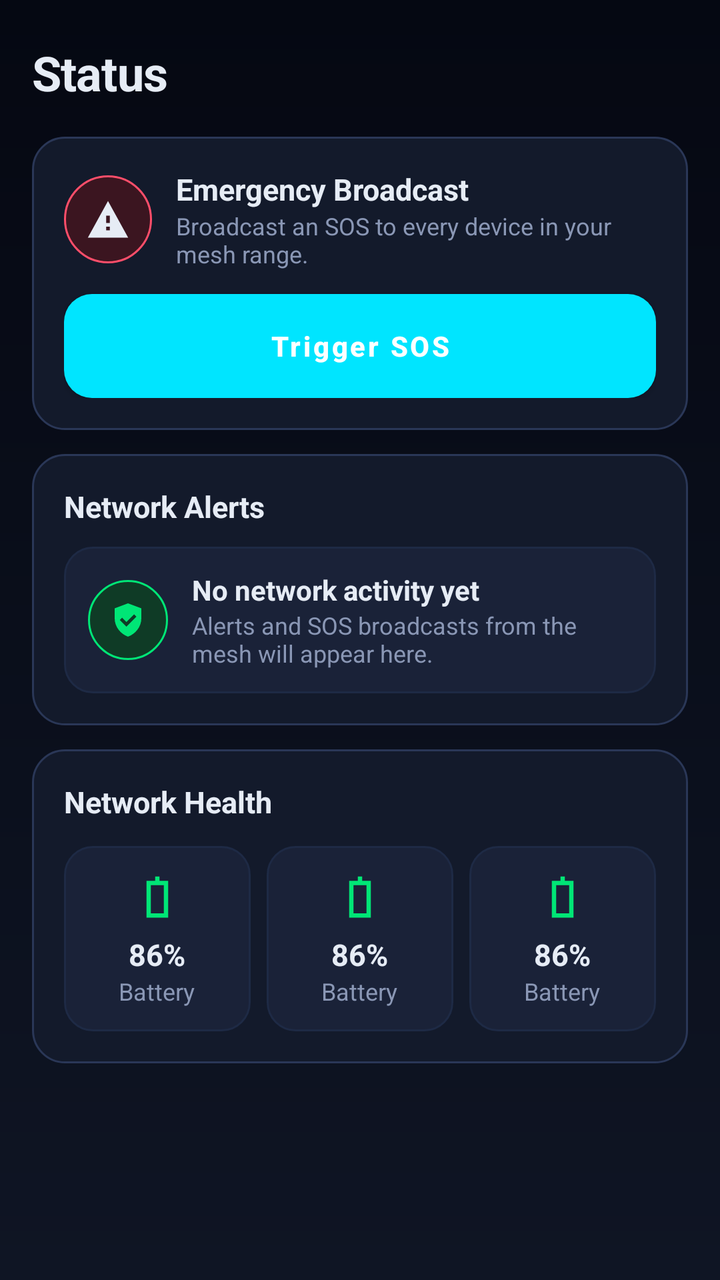
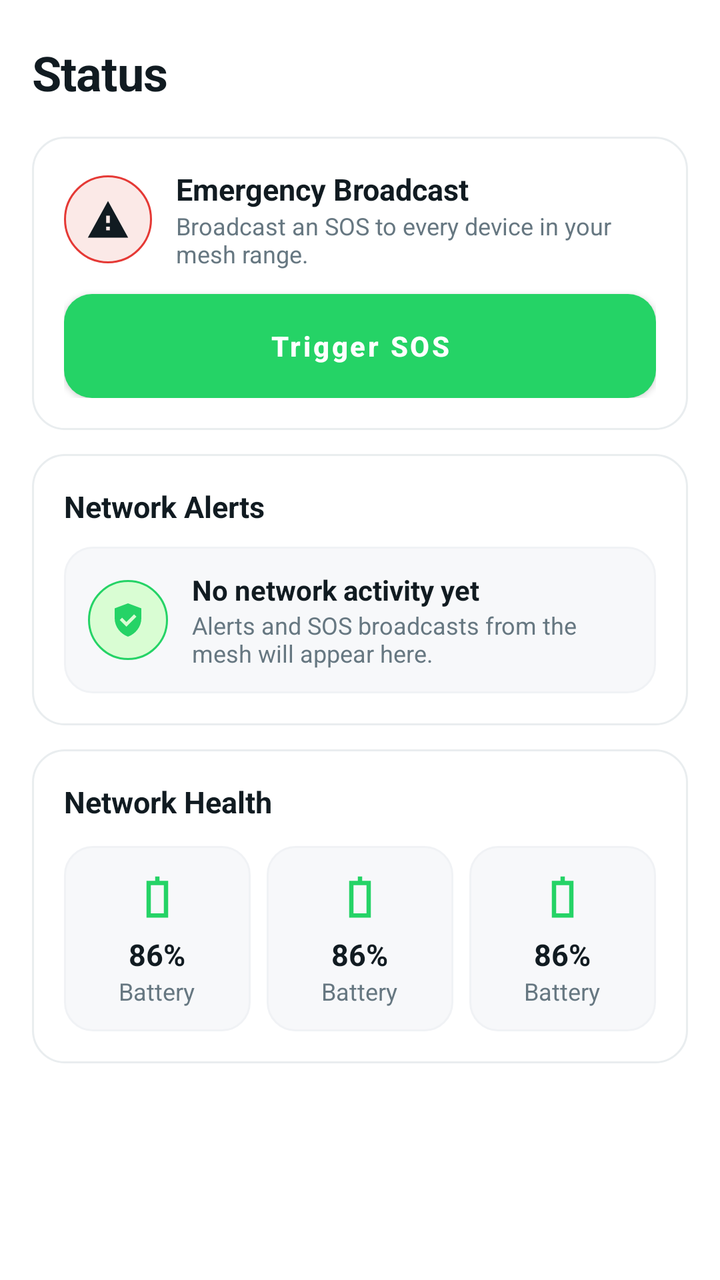

An Android layout rendered at two revisions. The XML below is the earlier revision; the diff shows what the commit changed to produce the second picture.
<!-- AndroidManifest.xml: application theme Theme.TharMesh -->
<!-- res/layout/fragment_status.xml -->
<?xml version="1.0" encoding="utf-8"?>
<androidx.core.widget.NestedScrollView
    xmlns:android="http://schemas.android.com/apk/res/android"
    android:layout_width="match_parent"
    android:layout_height="match_parent"
    android:background="@drawable/bg_screen_gradient"
    android:clipToPadding="false"
    android:paddingBottom="16dp"
    android:fillViewport="true">

    <LinearLayout
        android:layout_width="match_parent"
        android:layout_height="wrap_content"
        android:orientation="vertical"
        android:paddingStart="16dp"
        android:paddingEnd="16dp"
        android:paddingTop="20dp">

        <TextView
            style="@style/Text.H1"
            android:layout_width="wrap_content"
            android:layout_height="wrap_content"
            android:text="@string/status_title" />

        
        <LinearLayout
            style="@style/TmCard"
            android:layout_width="match_parent"
            android:layout_height="wrap_content"
            android:layout_marginTop="16dp"
            android:orientation="vertical">

            <LinearLayout
                android:layout_width="match_parent"
                android:layout_height="wrap_content"
                android:gravity="center_vertical"
                android:orientation="horizontal">

                <FrameLayout
                    android:layout_width="44dp"
                    android:layout_height="44dp"
                    android:background="@drawable/bg_round_icon_danger">

                    <ImageView
                        android:layout_width="22dp"
                        android:layout_height="22dp"
                        android:layout_gravity="center"
                        android:src="@drawable/ic_alert" />
                </FrameLayout>

                <LinearLayout
                    android:layout_width="0dp"
                    android:layout_height="wrap_content"
                    android:layout_marginStart="12dp"
                    android:layout_weight="1"
                    android:orientation="vertical">

                    <TextView
                        style="@style/Text.H3"
                        android:layout_width="wrap_content"
                        android:layout_height="wrap_content"
                        android:text="@string/status_emergency_title" />

                    <TextView
                        style="@style/Text.Caption"
                        android:layout_width="match_parent"
                        android:layout_height="wrap_content"
                        android:text="@string/status_emergency_sub" />
                </LinearLayout>
            </LinearLayout>

            <Button
                android:id="@+id/button_sos"
                android:layout_width="match_parent"
                android:layout_height="52dp"
                android:layout_marginTop="12dp"
                android:background="@drawable/bg_button_danger"
                android:text="@string/status_sos_button"
                android:textAllCaps="false"
                android:textColor="@android:color/white"
                android:textStyle="bold" />

            <LinearLayout
                android:id="@+id/sos_result_card"
                android:layout_width="match_parent"
                android:layout_height="wrap_content"
                android:layout_marginTop="12dp"
                android:background="@drawable/bg_card_danger"
                android:gravity="center_vertical"
                android:orientation="horizontal"
                android:padding="12dp"
                android:visibility="gone">

                <FrameLayout
                    android:layout_width="32dp"
                    android:layout_height="32dp"
                    android:background="@drawable/bg_round_icon_danger">

                    <ImageView
                        android:layout_width="18dp"
                        android:layout_height="18dp"
                        android:layout_gravity="center"
                        android:src="@drawable/ic_alert" />
                </FrameLayout>

                <TextView
                    android:id="@+id/sos_result_text"
                    style="@style/Text.Body"
                    android:layout_width="0dp"
                    android:layout_height="wrap_content"
                    android:layout_marginStart="10dp"
                    android:layout_weight="1"
                    android:textColor="@color/tm_danger"
                    android:textStyle="bold"
                    android:text="@string/status_sos_sending" />
            </LinearLayout>
        </LinearLayout>

        
        <LinearLayout
            style="@style/TmCard"
            android:layout_width="match_parent"
            android:layout_height="wrap_content"
            android:layout_marginTop="12dp"
            android:orientation="vertical">

            <TextView
                style="@style/Text.H3"
                android:layout_width="wrap_content"
                android:layout_height="wrap_content"
                android:text="@string/status_alerts_title" />

            <LinearLayout
                android:layout_width="match_parent"
                android:layout_height="wrap_content"
                android:layout_marginTop="10dp"
                android:background="@drawable/bg_card_elevated"
                android:gravity="center_vertical"
                android:orientation="horizontal"
                android:padding="12dp">

                <FrameLayout
                    android:layout_width="40dp"
                    android:layout_height="40dp"
                    android:background="@drawable/bg_round_icon_green">

                    <ImageView
                        android:layout_width="20dp"
                        android:layout_height="20dp"
                        android:layout_gravity="center"
                        android:src="@drawable/ic_shield" />
                </FrameLayout>

                <LinearLayout
                    android:layout_width="0dp"
                    android:layout_height="wrap_content"
                    android:layout_marginStart="12dp"
                    android:layout_weight="1"
                    android:orientation="vertical">

                    <TextView
                        style="@style/Text.Body"
                        android:layout_width="wrap_content"
                        android:layout_height="wrap_content"
                        android:textStyle="bold"
                        android:text="@string/status_no_alerts" />

                    <TextView
                        style="@style/Text.Caption"
                        android:layout_width="match_parent"
                        android:layout_height="wrap_content"
                        android:text="@string/status_no_alerts_sub" />
                </LinearLayout>
            </LinearLayout>
        </LinearLayout>

        
        <LinearLayout
            style="@style/TmCard"
            android:layout_width="match_parent"
            android:layout_height="wrap_content"
            android:layout_marginTop="12dp"
            android:orientation="vertical">

            <TextView
                style="@style/Text.H3"
                android:layout_width="wrap_content"
                android:layout_height="wrap_content"
                android:text="@string/status_health_title" />

            <LinearLayout
                android:layout_width="match_parent"
                android:layout_height="wrap_content"
                android:layout_marginTop="12dp"
                android:orientation="horizontal">

                <include
                    android:id="@+id/health_battery"
                    layout="@layout/part_health_stat"
                    android:layout_width="0dp"
                    android:layout_height="wrap_content"
                    android:layout_weight="1" />

                <View
                    android:layout_width="8dp"
                    android:layout_height="match_parent" />

                <include
                    android:id="@+id/health_mesh"
                    layout="@layout/part_health_stat"
                    android:layout_width="0dp"
                    android:layout_height="wrap_content"
                    android:layout_weight="1" />

                <View
                    android:layout_width="8dp"
                    android:layout_height="match_parent" />

                <include
                    android:id="@+id/health_storage"
                    layout="@layout/part_health_stat"
                    android:layout_width="0dp"
                    android:layout_height="wrap_content"
                    android:layout_weight="1" />
            </LinearLayout>
        </LinearLayout>
    </LinearLayout>
</androidx.core.widget.NestedScrollView>
<!-- res/layout/part_health_stat.xml (included above) -->
<?xml version="1.0" encoding="utf-8"?>
<LinearLayout xmlns:android="http://schemas.android.com/apk/res/android"
    android:layout_width="match_parent"
    android:layout_height="wrap_content"
    android:background="@drawable/bg_card_elevated"
    android:gravity="center"
    android:orientation="vertical"
    android:padding="12dp">

    <ImageView
        android:id="@+id/health_icon"
        android:layout_width="26dp"
        android:layout_height="26dp"
        android:src="@drawable/ic_battery" />

    <TextView
        android:id="@+id/health_value"
        style="@style/Text.H3"
        android:layout_width="wrap_content"
        android:layout_height="wrap_content"
        android:layout_marginTop="6dp"
        android:text="86%" />

    <TextView
        android:id="@+id/health_label"
        style="@style/Text.Caption"
        android:layout_width="wrap_content"
        android:layout_height="wrap_content"
        android:text="Battery" />
</LinearLayout>
<!-- resources referenced by this layout -->
<resources>
  <color name="tm_danger">#FF4E6A</color>
  <!-- drawable bg_button_danger (drawable) -->
  <?xml version="1.0" encoding="utf-8"?>
  <shape xmlns:android="http://schemas.android.com/apk/res/android"
      android:shape="rectangle">
      <solid android:color="@color/tm_danger" />
      <corners android:radius="14dp" />
  </shape>
  <!-- drawable bg_card_danger (drawable) -->
  <?xml version="1.0" encoding="utf-8"?>
  <shape xmlns:android="http://schemas.android.com/apk/res/android"
      android:shape="rectangle">
      <corners android:radius="14dp" />
      <solid android:color="@color/tm_danger_dim" />
      <stroke
          android:width="1dp"
          android:color="@color/tm_danger" />
  </shape>
  <!-- drawable bg_card_elevated (drawable) -->
  <?xml version="1.0" encoding="utf-8"?>
  <shape xmlns:android="http://schemas.android.com/apk/res/android"
      android:shape="rectangle">
      <solid android:color="@color/tm_surface_2" />
      <stroke android:width="1dp" android:color="@color/tm_stroke_soft" />
      <corners android:radius="14dp" />
  </shape>
  <!-- drawable bg_round_icon_danger (drawable) -->
  <?xml version="1.0" encoding="utf-8"?>
  <shape xmlns:android="http://schemas.android.com/apk/res/android" android:shape="oval">
      <solid android:color="@color/tm_danger_dim" />
      <stroke android:width="1dp" android:color="@color/tm_danger" />
  </shape>
  <!-- drawable bg_round_icon_green (drawable) -->
  <?xml version="1.0" encoding="utf-8"?>
  <shape xmlns:android="http://schemas.android.com/apk/res/android" android:shape="oval">
      <solid android:color="@color/tm_neon_green_dim" />
      <stroke android:width="1dp" android:color="@color/tm_neon_green" />
  </shape>
  <!-- drawable bg_screen_gradient (drawable) -->
  <?xml version="1.0" encoding="utf-8"?>
  <shape xmlns:android="http://schemas.android.com/apk/res/android"
      android:shape="rectangle">
      <gradient
          android:type="linear"
          android:angle="90"
          android:startColor="@color/tm_gradient_top"
          android:endColor="@color/tm_gradient_bottom" />
  </shape>
  <!-- drawable ic_alert (drawable) -->
  <vector xmlns:android="http://schemas.android.com/apk/res/android"
      android:width="24dp" android:height="24dp"
      android:viewportWidth="24" android:viewportHeight="24"
      android:tint="@color/tm_text_primary">
      <path android:fillColor="@android:color/white"
          android:pathData="M12,2L1,22h22zM13,18h-2v-2h2zM13,14h-2v-4h2z"/>
  </vector>
  <!-- drawable ic_battery (drawable) -->
  <vector xmlns:android="http://schemas.android.com/apk/res/android"
      android:width="24dp" android:height="24dp"
      android:viewportWidth="24" android:viewportHeight="24"
      android:tint="@color/tm_neon_green">
      <path android:fillColor="@android:color/white"
          android:pathData="M7,5h4V3h2v2h4v17H7zM9,7v13h6V7z"/>
  </vector>
  <!-- drawable ic_shield (drawable) -->
  <vector xmlns:android="http://schemas.android.com/apk/res/android"
      android:width="24dp" android:height="24dp"
      android:viewportWidth="24" android:viewportHeight="24"
      android:tint="@color/tm_neon_green">
      <path android:fillColor="@android:color/white"
          android:pathData="M12,2l8,3v6c0,5 -3.4,9.3 -8,11c-4.6,-1.7 -8,-6 -8,-11V5zM11,16l6,-6l-1.4,-1.4L11,13.2l-2.6,-2.6L7,12z"/>
  </vector>
  <style name="Text.Body" parent="TextAppearance.AppCompat">
          <item name="android:textColor">@color/tm_text_primary</item>
          <item name="android:textSize">14sp</item>
      </style>
  <style name="Text.Caption" parent="TextAppearance.AppCompat">
          <item name="android:textColor">@color/tm_text_secondary</item>
          <item name="android:textSize">12sp</item>
      </style>
  <style name="Text.H1" parent="TextAppearance.AppCompat">
          <item name="android:textColor">@color/tm_text_primary</item>
          <item name="android:textSize">24sp</item>
          <item name="android:textStyle">bold</item>
          <item name="android:letterSpacing">-0.01</item>
      </style>
  <style name="Text.H3" parent="TextAppearance.AppCompat">
          <item name="android:textColor">@color/tm_text_primary</item>
          <item name="android:textSize">15sp</item>
          <item name="android:textStyle">bold</item>
      </style>
  <style name="Theme.TharMesh" parent="Theme.MaterialComponents.NoActionBar">
          <item name="colorPrimary">@color/tm_neon_cyan</item>
          <item name="colorPrimaryVariant">@color/tm_neon_cyan_dim</item>
          <item name="colorOnPrimary">@color/tm_bg</item>
          <item name="colorSecondary">@color/tm_neon_green</item>
          <item name="colorSecondaryVariant">@color/tm_neon_green_dim</item>
          <item name="colorOnSecondary">@color/tm_bg</item>
          <item name="colorSurface">@color/tm_surface</item>
          <item name="colorOnSurface">@color/tm_text_primary</item>
          <item name="android:colorBackground">@color/tm_bg</item>
          <item name="android:textColorPrimary">@color/tm_text_primary</item>
          <item name="android:textColorSecondary">@color/tm_text_secondary</item>
          <item name="android:windowBackground">@color/tm_bg</item>
          <item name="android:statusBarColor" tools:targetApi="l">@color/tm_bg</item>
          <item name="android:navigationBarColor" tools:targetApi="l">@color/tm_bg</item>
      </style>
  <color name="tm_danger_dim">#3B1520</color>
  <color name="tm_surface_2">#1A2238</color>
  <color name="tm_stroke_soft">#1E2A45</color>
  <color name="tm_neon_green_dim">#0F3B26</color>
  <color name="tm_neon_green">#00E676</color>
  <color name="tm_gradient_top">#0F1524</color>
  <color name="tm_gradient_bottom">#050812</color>
  <color name="tm_text_primary">#E6ECF5</color>
  <color name="tm_text_secondary">#8A97B5</color>
  <!-- drawable bg_card_glass (drawable) -->
  <?xml version="1.0" encoding="utf-8"?>
  <shape xmlns:android="http://schemas.android.com/apk/res/android"
      android:shape="rectangle">
      <solid android:color="@color/tm_surface" />
      <stroke android:width="1dp" android:color="@color/tm_stroke" />
      <corners android:radius="16dp" />
  </shape>
  <color name="tm_neon_cyan">#00E5FF</color>
  <color name="tm_neon_cyan_dim">#1A4B5C</color>
  <color name="tm_bg">#0A0E1A</color>
  <color name="tm_surface">#131A2B</color>
  <color name="tm_stroke">#2A3757</color>
  <!-- unchanged entries left out for length: 10 -->
</resources>

<!-- the commit's change to res/layout/fragment_status.xml (unified diff, before → after) -->
@@ -110,7 +110,7 @@
                     android:layout_height="wrap_content"
                     android:layout_marginStart="10dp"
                     android:layout_weight="1"
-                    android:textColor="@color/tm_danger"
+                    android:textColor="?attr/tmDanger"
                     android:textStyle="bold"
                     android:text="@string/status_sos_sending" />
             </LinearLayout>
<!-- resource entries referenced after the edit -->
@@ -1,11 +1,10 @@
 <!-- resources referenced by this layout -->
 <resources>
-  <color name="tm_danger">#FF4E6A</color>
   <!-- drawable bg_button_danger (drawable) -->
   <?xml version="1.0" encoding="utf-8"?>
   <shape xmlns:android="http://schemas.android.com/apk/res/android"
       android:shape="rectangle">
-      <solid android:color="@color/tm_danger" />
+      <solid android:color="?attr/tmDanger" />
       <corners android:radius="14dp" />
   </shape>
   <!-- drawable bg_card_danger (drawable) -->
@@ -13,30 +12,30 @@
   <shape xmlns:android="http://schemas.android.com/apk/res/android"
       android:shape="rectangle">
       <corners android:radius="14dp" />
-      <solid android:color="@color/tm_danger_dim" />
+      <solid android:color="?attr/tmDangerDim" />
       <stroke
           android:width="1dp"
-          android:color="@color/tm_danger" />
+          android:color="?attr/tmDanger" />
   </shape>
   <!-- drawable bg_card_elevated (drawable) -->
   <?xml version="1.0" encoding="utf-8"?>
   <shape xmlns:android="http://schemas.android.com/apk/res/android"
       android:shape="rectangle">
-      <solid android:color="@color/tm_surface_2" />
-      <stroke android:width="1dp" android:color="@color/tm_stroke_soft" />
+      <solid android:color="?attr/tmSurface2" />
+      <stroke android:width="1dp" android:color="?attr/tmStrokeSoft" />
       <corners android:radius="14dp" />
   </shape>
   <!-- drawable bg_round_icon_danger (drawable) -->
   <?xml version="1.0" encoding="utf-8"?>
   <shape xmlns:android="http://schemas.android.com/apk/res/android" android:shape="oval">
-      <solid android:color="@color/tm_danger_dim" />
-      <stroke android:width="1dp" android:color="@color/tm_danger" />
+      <solid android:color="?attr/tmDangerDim" />
+      <stroke android:width="1dp" android:color="?attr/tmDanger" />
   </shape>
   <!-- drawable bg_round_icon_green (drawable) -->
   <?xml version="1.0" encoding="utf-8"?>
   <shape xmlns:android="http://schemas.android.com/apk/res/android" android:shape="oval">
-      <solid android:color="@color/tm_neon_green_dim" />
-      <stroke android:width="1dp" android:color="@color/tm_neon_green" />
+      <solid android:color="?attr/tmNeonGreenDim" />
+      <stroke android:width="1dp" android:color="?attr/tmNeonGreen" />
   </shape>
   <!-- drawable bg_screen_gradient (drawable) -->
   <?xml version="1.0" encoding="utf-8"?>
@@ -45,14 +44,14 @@
       <gradient
           android:type="linear"
           android:angle="90"
-          android:startColor="@color/tm_gradient_top"
-          android:endColor="@color/tm_gradient_bottom" />
+          android:startColor="?attr/tmGradientTop"
+          android:endColor="?attr/tmGradientBottom" />
   </shape>
   <!-- drawable ic_alert (drawable) -->
   <vector xmlns:android="http://schemas.android.com/apk/res/android"
       android:width="24dp" android:height="24dp"
       android:viewportWidth="24" android:viewportHeight="24"
-      android:tint="@color/tm_text_primary">
+      android:tint="?attr/tmTextPrimary">
       <path android:fillColor="@android:color/white"
           android:pathData="M12,2L1,22h22zM13,18h-2v-2h2zM13,14h-2v-4h2z"/>
   </vector>
@@ -60,7 +59,7 @@
   <vector xmlns:android="http://schemas.android.com/apk/res/android"
       android:width="24dp" android:height="24dp"
       android:viewportWidth="24" android:viewportHeight="24"
-      android:tint="@color/tm_neon_green">
+      android:tint="?attr/tmNeonGreen">
       <path android:fillColor="@android:color/white"
           android:pathData="M7,5h4V3h2v2h4v17H7zM9,7v13h6V7z"/>
   </vector>
@@ -68,67 +67,129 @@
   <vector xmlns:android="http://schemas.android.com/apk/res/android"
       android:width="24dp" android:height="24dp"
       android:viewportWidth="24" android:viewportHeight="24"
-      android:tint="@color/tm_neon_green">
+      android:tint="?attr/tmNeonGreen">
       <path android:fillColor="@android:color/white"
           android:pathData="M12,2l8,3v6c0,5 -3.4,9.3 -8,11c-4.6,-1.7 -8,-6 -8,-11V5zM11,16l6,-6l-1.4,-1.4L11,13.2l-2.6,-2.6L7,12z"/>
   </vector>
   <style name="Text.Body" parent="TextAppearance.AppCompat">
-          <item name="android:textColor">@color/tm_text_primary</item>
+          <item name="android:textColor">?attr/tmTextPrimary</item>
           <item name="android:textSize">14sp</item>
       </style>
   <style name="Text.Caption" parent="TextAppearance.AppCompat">
-          <item name="android:textColor">@color/tm_text_secondary</item>
+          <item name="android:textColor">?attr/tmTextSecondary</item>
           <item name="android:textSize">12sp</item>
       </style>
   <style name="Text.H1" parent="TextAppearance.AppCompat">
-          <item name="android:textColor">@color/tm_text_primary</item>
+          <item name="android:textColor">?attr/tmTextPrimary</item>
           <item name="android:textSize">24sp</item>
           <item name="android:textStyle">bold</item>
           <item name="android:letterSpacing">-0.01</item>
       </style>
   <style name="Text.H3" parent="TextAppearance.AppCompat">
-          <item name="android:textColor">@color/tm_text_primary</item>
+          <item name="android:textColor">?attr/tmTextPrimary</item>
           <item name="android:textSize">15sp</item>
           <item name="android:textStyle">bold</item>
       </style>
-  <style name="Theme.TharMesh" parent="Theme.MaterialComponents.NoActionBar">
-          <item name="colorPrimary">@color/tm_neon_cyan</item>
-          <item name="colorPrimaryVariant">@color/tm_neon_cyan_dim</item>
-          <item name="colorOnPrimary">@color/tm_bg</item>
-          <item name="colorSecondary">@color/tm_neon_green</item>
-          <item name="colorSecondaryVariant">@color/tm_neon_green_dim</item>
-          <item name="colorOnSecondary">@color/tm_bg</item>
-          <item name="colorSurface">@color/tm_surface</item>
-          <item name="colorOnSurface">@color/tm_text_primary</item>
-          <item name="android:colorBackground">@color/tm_bg</item>
-          <item name="android:textColorPrimary">@color/tm_text_primary</item>
-          <item name="android:textColorSecondary">@color/tm_text_secondary</item>
-          <item name="android:windowBackground">@color/tm_bg</item>
-          <item name="android:statusBarColor" tools:targetApi="l">@color/tm_bg</item>
-          <item name="android:navigationBarColor" tools:targetApi="l">@color/tm_bg</item>
+  <style name="Theme.TharMesh" parent="Theme.MaterialComponents.DayNight.NoActionBar">
+          
+          <item name="colorPrimary">@color/tm_light_neon_green</item>
+          <item name="colorPrimaryVariant">@color/tm_light_neon_green_dim</item>
+          <item name="colorOnPrimary">@color/tm_light_bg</item>
+          <item name="colorSecondary">@color/tm_light_neon_cyan</item>
+          <item name="colorSecondaryVariant">@color/tm_light_neon_cyan_dim</item>
+          <item name="colorOnSecondary">@color/tm_light_bg</item>
+          <item name="colorSurface">@color/tm_light_surface</item>
+          <item name="colorOnSurface">@color/tm_light_text_primary</item>
+          <item name="android:colorBackground">@color/tm_light_bg</item>
+          <item name="android:textColorPrimary">@color/tm_light_text_primary</item>
+          <item name="android:textColorSecondary">@color/tm_light_text_secondary</item>
+          <item name="android:windowBackground">@color/tm_light_bg</item>
+          <item name="android:statusBarColor" tools:targetApi="l">@color/tm_light_bg</item>
+          <item name="android:navigationBarColor" tools:targetApi="l">@color/tm_light_bg</item>
+          <item name="android:windowLightStatusBar" tools:targetApi="m">true</item>
+  
+          
+          <item name="tmBg">@color/tm_light_bg</item>
+          <item name="tmBg2">@color/tm_light_bg_2</item>
+          <item name="tmSurface">@color/tm_light_surface</item>
+          <item name="tmSurface2">@color/tm_light_surface_2</item>
+          <item name="tmSurfaceGlass">@color/tm_light_surface_glass</item>
+          <item name="tmStroke">@color/tm_light_stroke</item>
+          <item name="tmStrokeSoft">@color/tm_light_stroke_soft</item>
+  
+          <item name="tmTextPrimary">@color/tm_light_text_primary</item>
+          <item name="tmTextSecondary">@color/tm_light_text_secondary</item>
+          <item name="tmTextMuted">@color/tm_light_text_muted</item>
+  
+          <item name="tmNeonCyan">@color/tm_light_neon_cyan</item>
+          <item name="tmNeonCyanDim">@color/tm_light_neon_cyan_dim</item>
+          <item name="tmNeonGreen">@color/tm_light_neon_green</item>
+          <item name="tmNeonGreenDim">@color/tm_light_neon_green_dim</item>
+          <item name="tmDesertAmber">@color/tm_light_desert_amber</item>
+          <item name="tmDanger">@color/tm_light_danger</item>
+          <item name="tmDangerDim">@color/tm_light_danger_dim</item>
+          <item name="tmWarning">@color/tm_light_warning</item>
+  
+          <item name="tmBubbleMeStart">@color/tm_light_bubble_me_start</item>
+          <item name="tmBubbleMeEnd">@color/tm_light_bubble_me_end</item>
+          <item name="tmBubblePeer">@color/tm_light_bubble_peer</item>
+          <item name="tmBubbleTextMe">@color/tm_light_bubble_text_me</item>
+          <item name="tmBubbleTextPeer">@color/tm_light_bubble_text_peer</item>
+  
+          <item name="tmTickRead">@color/tm_light_tick_read</item>
+          <item name="tmTickDefault">@color/tm_light_tick_default</item>
+          <item name="tmUnreadBadge">@color/tm_light_unread_badge</item>
+          <item name="tmUnreadBadgeText">@color/tm_light_unread_badge_text</item>
+  
+          <item name="tmGradientTop">@color/tm_light_gradient_top</item>
+          <item name="tmGradientBottom">@color/tm_light_gradient_bottom</item>
+          <item name="tmGlowCyan20">@color/tm_light_glow_cyan_20</item>
+          <item name="tmGlowGreen20">@color/tm_light_glow_green_20</item>
+          <item name="tmGlowDanger20">@color/tm_light_glow_danger_20</item>
+  
+          <item name="tmSearchFill">@color/tm_light_search_fill</item>
       </style>
-  <color name="tm_danger_dim">#3B1520</color>
-  <color name="tm_surface_2">#1A2238</color>
-  <color name="tm_stroke_soft">#1E2A45</color>
-  <color name="tm_neon_green_dim">#0F3B26</color>
-  <color name="tm_neon_green">#00E676</color>
-  <color name="tm_gradient_top">#0F1524</color>
-  <color name="tm_gradient_bottom">#050812</color>
-  <color name="tm_text_primary">#E6ECF5</color>
-  <color name="tm_text_secondary">#8A97B5</color>
   <!-- drawable bg_card_glass (drawable) -->
   <?xml version="1.0" encoding="utf-8"?>
   <shape xmlns:android="http://schemas.android.com/apk/res/android"
       android:shape="rectangle">
-      <solid android:color="@color/tm_surface" />
-      <stroke android:width="1dp" android:color="@color/tm_stroke" />
+      <solid android:color="?attr/tmSurface" />
+      <stroke android:width="1dp" android:color="?attr/tmStroke" />
       <corners android:radius="16dp" />
   </shape>
-  <color name="tm_neon_cyan">#00E5FF</color>
-  <color name="tm_neon_cyan_dim">#1A4B5C</color>
-  <color name="tm_bg">#0A0E1A</color>
-  <color name="tm_surface">#131A2B</color>
-  <color name="tm_stroke">#2A3757</color>
+  <color name="tm_light_neon_green">#25D366</color>
+  <color name="tm_light_neon_green_dim">#D9FDD3</color>
+  <color name="tm_light_bg">#FFFFFF</color>
+  <color name="tm_light_neon_cyan">#1FA2FF</color>
+  <color name="tm_light_neon_cyan_dim">#D6ECFF</color>
+  <color name="tm_light_surface">#FFFFFF</color>
+  <color name="tm_light_text_primary">#111B21</color>
+  <color name="tm_light_text_secondary">#667781</color>
+  <color name="tm_light_bg_2">#F7F8FA</color>
+  <color name="tm_light_surface_2">#F7F8FA</color>
+  <color name="tm_light_surface_glass">#FFFFFF</color>
+  <color name="tm_light_stroke">#E9EDEF</color>
+  <color name="tm_light_stroke_soft">#F0F2F5</color>
+  <color name="tm_light_text_muted">#8696A0</color>
+  <color name="tm_light_desert_amber">#F09D38</color>
+  <color name="tm_light_danger">#E53935</color>
+  <color name="tm_light_danger_dim">#FBE9E7</color>
+  <color name="tm_light_warning">#F09D38</color>
+  <color name="tm_light_bubble_me_start">#D9FDD3</color>
+  <color name="tm_light_bubble_me_end">#D9FDD3</color>
+  <color name="tm_light_bubble_peer">#FFFFFF</color>
+  <color name="tm_light_bubble_text_me">#111B21</color>
+  <color name="tm_light_bubble_text_peer">#111B21</color>
+  <color name="tm_light_tick_read">#53BDEB</color>
+  <color name="tm_light_tick_default">#8696A0</color>
+  <color name="tm_light_unread_badge">#25D366</color>
+  <color name="tm_light_unread_badge_text">#FFFFFF</color>
+  <color name="tm_light_gradient_top">#FFFFFF</color>
+  <color name="tm_light_gradient_bottom">#FFFFFF</color>
+  <color name="tm_light_glow_cyan_20">#331FA2FF</color>
+  <color name="tm_light_glow_green_20">#3325D366</color>
+  <color name="tm_light_glow_danger_20">#33E53935</color>
+  <color name="tm_light_search_fill">#F0F2F5</color>
   <!-- unchanged entries left out for length: 10 -->
 </resources>
 
